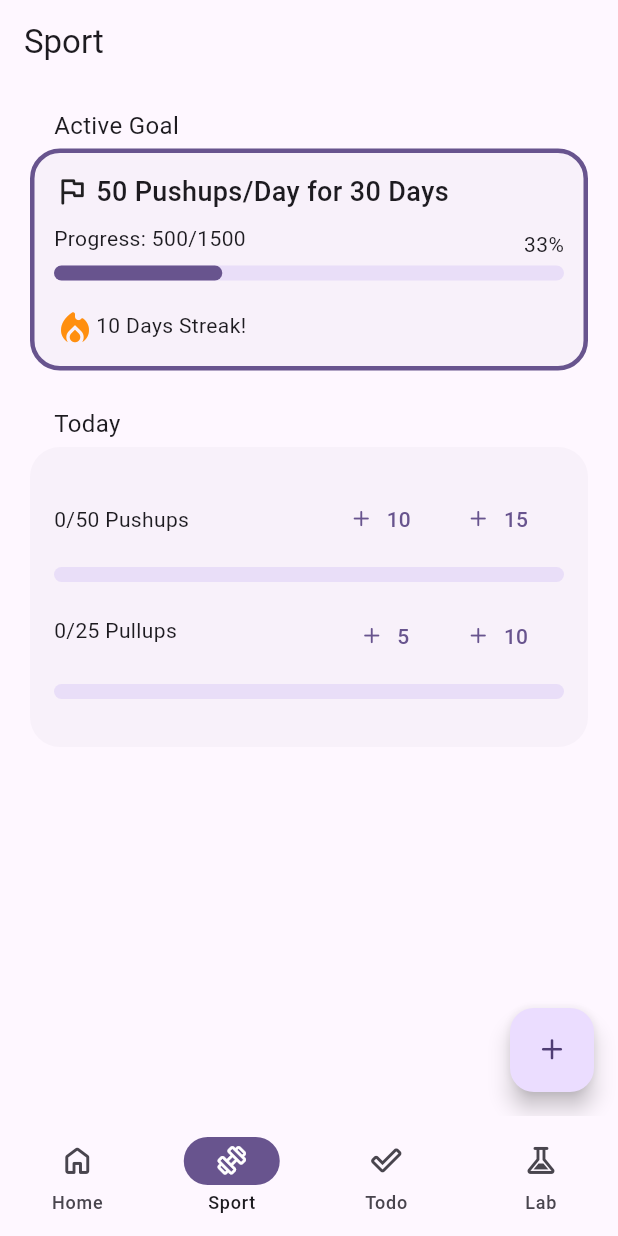
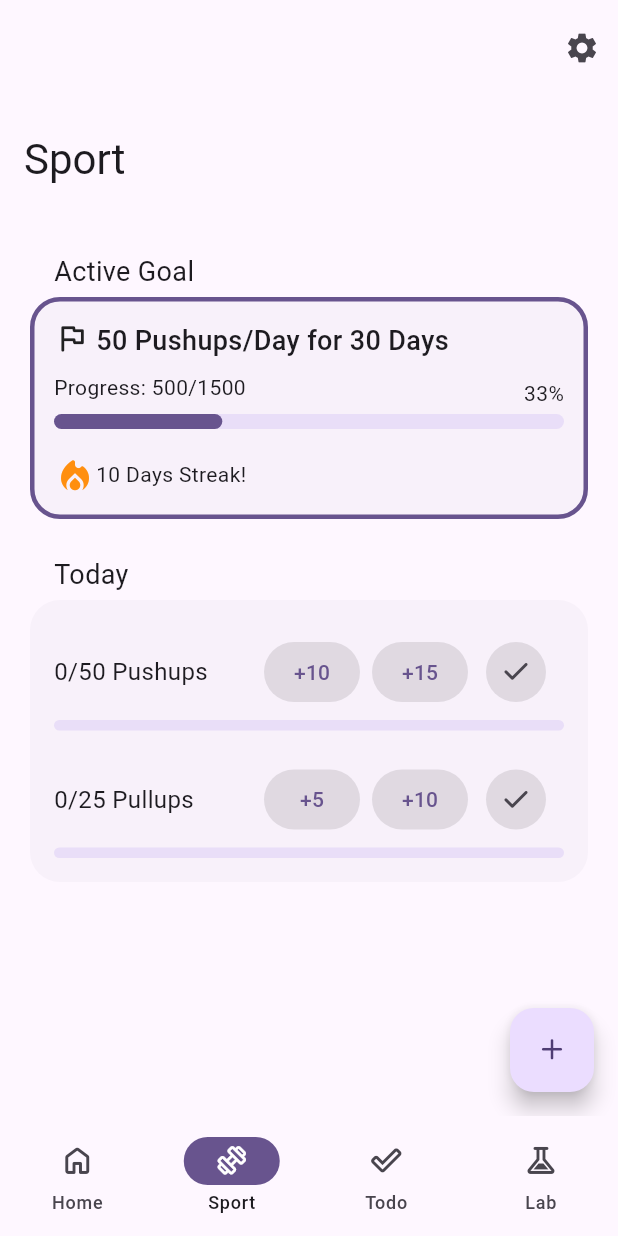
Before and after one commit to jan-kuwert/routine, a Flutter app: the screen it shows after launch, item 2 of the bottom bar chosen, on a phone screen of 412 x 824 dp. Run offline on Flutter 3.47's test engine with Material 3 defaults, Android fonts, the light colour scheme and no system bars.

Commit message:
add large app bar, redesgin daily card

```diff
--- a/lib/sport/sport_page.dart
+++ b/lib/sport/sport_page.dart
@@ -28,13 +28,22 @@ class _SportPageState extends State<SportPage> {
   @override
   Widget build(BuildContext context) {
     return Scaffold(
-      appBar: AppBar(
-        title: const Text('Sport'),
-      ),
-      body: const Center(
-        child: Column(
-          children: <Widget>[
-            Padding(
+      body: CustomScrollView(
+        slivers: [
+          SliverAppBar.large(
+            title: const Text('Sport'),
+            actions: [
+              IconButton(
+                icon: const Icon(Icons.settings),
+                onPressed: () {
+                  // Navigate to the settings page using a named route.
+                  // Navigator.pushNamed(context, '/settings');
+                },
+              ),
+            ],
+          ),
+          const SliverToBoxAdapter(
+            child: Padding(
               padding: EdgeInsets.all(16.0),
               child: Column(
                 children: <Widget>[
@@ -44,9 +53,10 @@ class _SportPageState extends State<SportPage> {
                 ],
               ),
             ),
-          ],
-        ),
+          ),
+        ],
       ),
+
       floatingActionButton: FloatingActionButton(
         onPressed: _incrementCounter,
         tooltip: 'Increment',
--- a/lib/widgets/custom_card_widget.dart
+++ b/lib/widgets/custom_card_widget.dart
@@ -20,7 +20,7 @@ class _CustomCardWidgetState extends State<CustomCardWidget> {
         padding: const EdgeInsets.only(left: 20.0),
         child: Row(
           children: [
-            Text(widget.title, style: const TextStyle(fontSize: 16.0)),
+            Text(widget.title, style: const TextStyle(fontSize: 18.0)),
           ],
         ),
       ),
--- a/lib/widgets/daily_card_widget.dart
+++ b/lib/widgets/daily_card_widget.dart
@@ -45,91 +45,176 @@ class _DailyCardWidgetState extends State<DailyCardWidget> {
       shape: RoundedRectangleBorder(
         borderRadius: BorderRadius.circular(20.0),
       ),
-      child: Padding(
+      child: Stack(
+        children: [
+          Positioned.fill(
+            child: LinearProgressIndicator(
+              value:
+                  (pushupCounter / maxPushups + pullupCounter / maxPullups) / 2,
+              minHeight: 1.0,
+              color: const Color.fromARGB(10, 0, 0, 0),
+              backgroundColor: Colors.transparent,
+              borderRadius: BorderRadius.circular(20.0),
+            ),
+          ),
+          Padding(
             padding: const EdgeInsets.all(16.0),
             child: Column(
               children: [
                 Padding(
                   padding: const EdgeInsets.only(bottom: 4.0),
+                  child: Padding(
+                    padding: const EdgeInsets.only(bottom: 10.0),
                     child: Column(
                       children: [
                         Row(
                           mainAxisAlignment: MainAxisAlignment.spaceBetween,
                           children: [
-                      Padding(
-                        padding: const EdgeInsets.only(bottom: 0.0),
-                        child: Text('$pushupCounter/$maxPushups Pushups'),
+                            Flexible(
+                              child: Text(
+                                '$pushupCounter/$maxPushups Pushups',
+                                style: const TextStyle(
+                                  fontSize: 16.0,
                                 ),
+                                softWrap: true,
+                              ),
+                            ),
+                            if (pushupCounter == maxPushups)
+                              const Icon(
+                                RoutineFont.check,
+                                color: Colors.green,
+                              )
+                            else
                               ButtonBar(
                                 children: [
-                          TextButton.icon(
-                            label: Text('$buttonValue10'),
-                            icon: const Icon(RoutineFont.add),
+                                  if (pushupCounter <
+                                      maxPushups - buttonValue10)
+                                    TextButton(
+                                      style: ButtonStyle(
+                                        backgroundColor:
+                                            WidgetStateProperty.all<Color>(
+                                                const Color.fromARGB(
+                                                    25, 0, 0, 0)),
+                                      ),
                                       onPressed: () {
                                         _incrementPushups(buttonValue10);
                                       },
+                                      child: Text('+$buttonValue10'),
                                     ),
-                          TextButton.icon(
-                            label: Text('$buttonValue15'),
-                            icon: const Icon(RoutineFont.add),
+                                  if (pushupCounter <
+                                      maxPushups - buttonValue15)
+                                    TextButton(
+                                      style: ButtonStyle(
+                                        backgroundColor:
+                                            WidgetStateProperty.all<Color>(
+                                                const Color.fromARGB(
+                                                    25, 0, 0, 0)),
+                                      ),
                                       onPressed: () {
                                         _incrementPushups(buttonValue15);
+                                      },
+                                      child: Text('+$buttonValue15'),
+                                    ),
+                                  IconButton(
+                                    icon: const Icon(RoutineFont.check),
+                                    style: ButtonStyle(
+                                      backgroundColor: WidgetStateProperty.all<
+                                              Color>(
+                                          const Color.fromARGB(25, 0, 0, 0)),
+                                    ),
+                                    onPressed: () {
+                                      _incrementPushups(
+                                          maxPushups - pushupCounter);
                                     },
                                   ),
                                 ],
                               ),
                           ],
                         ),
+                        if (pushupCounter != maxPushups)
                           LinearProgressIndicator(
                             value: pushupCounter / maxPushups,
-                    minHeight: 10.0,
+                            minHeight: 7.0,
                             borderRadius: BorderRadius.circular(20.0),
                           )
                       ],
                     ),
                   ),
-            Padding(
-              padding: const EdgeInsets.only(bottom: 16.0),
-              child: Column(
+                ),
+                Column(
                   children: [
                     Row(
                       mainAxisAlignment: MainAxisAlignment.spaceBetween,
                       children: [
-                      Padding(
-                        padding: const EdgeInsets.only(bottom: 8.0),
-                        child: Text('$pullupCounter/$maxPullups Pullups'),
+                        Flexible(
+                          child: Text(
+                            '$pullupCounter/$maxPullups Pullups',
+                            style: const TextStyle(
+                              fontSize: 16.0,
                             ),
+                            softWrap: true,
+                          ),
+                        ),
+                        if (pullupCounter == maxPullups)
+                          const Icon(
+                            RoutineFont.check,
+                            color: Colors.green,
+                          )
+                        else
                           ButtonBar(
                             children: [
-                          TextButton.icon(
-                            label: Text('$buttonValue5'),
-                            icon: const Icon(RoutineFont.add),
+                              if (pullupCounter < maxPullups - buttonValue5)
+                                TextButton(
+                                  style: ButtonStyle(
+                                    backgroundColor:
+                                        WidgetStateProperty.all<Color>(
+                                            const Color.fromARGB(25, 0, 0, 0)),
+                                  ),
                                   onPressed: () {
                                     _incrementPullups(buttonValue5);
                                   },
+                                  child: Text('+$buttonValue5'),
                                 ),
-                          TextButton.icon(
-                            label: Text('$buttonValue10'),
-                            icon: const Icon(RoutineFont.add),
+                              if (pullupCounter < maxPullups - buttonValue10)
+                                TextButton(
+                                  style: ButtonStyle(
+                                    backgroundColor:
+                                        WidgetStateProperty.all<Color>(
+                                            const Color.fromARGB(25, 0, 0, 0)),
+                                  ),
                                   onPressed: () {
                                     _incrementPullups(buttonValue10);
+                                  },
+                                  child: Text('+$buttonValue10'),
+                                ),
+                              IconButton(
+                                icon: const Icon(RoutineFont.check),
+                                style: ButtonStyle(
+                                  backgroundColor:
+                                      WidgetStateProperty.all<Color>(
+                                          const Color.fromARGB(25, 0, 0, 0)),
+                                ),
+                                onPressed: () {
+                                  _incrementPullups(maxPullups - pullupCounter);
                                 },
                               ),
                             ],
                           ),
                       ],
                     ),
+                    if (pushupCounter != maxPushups)
                       LinearProgressIndicator(
                         value: pullupCounter / maxPullups,
-                    minHeight: 10.0,
+                        minHeight: 7.0,
                         borderRadius: BorderRadius.circular(20.0),
                       )
+                  ],
+                ),
               ],
             ),
           ),
         ],
       ),
-      ),
     );
   }
 }
--- a/lib/widgets/goal_card_widget.dart
+++ b/lib/widgets/goal_card_widget.dart
@@ -24,6 +24,7 @@ class GoalCardWidget extends StatelessWidget {
             const Padding(
               padding: EdgeInsets.only(bottom: 8.0),
               child: Row(
+                crossAxisAlignment: CrossAxisAlignment.start,
                 children: [
                   Padding(
                     padding: EdgeInsets.only(right: 4.0),
@@ -32,11 +33,14 @@ class GoalCardWidget extends StatelessWidget {
                       size: 24.0,
                     ),
                   ),
-                  Text(
-                    '50 Pushups/Day for 30 Days',
-                    style: TextStyle(
-                      fontSize: 18.0,
-                      fontWeight: FontWeight.w500,
+                  Flexible(
+                    child: Text(
+                      '50 Pushups/Day for 30 Days',
+                      softWrap: true,
+                      style: TextStyle(
+                        fontSize: 18.0,
+                        fontWeight: FontWeight.w500,
+                      ),
                     ),
                   ),
                 ],
```
Lines whose indentation alone changed are shown as unchanged.
